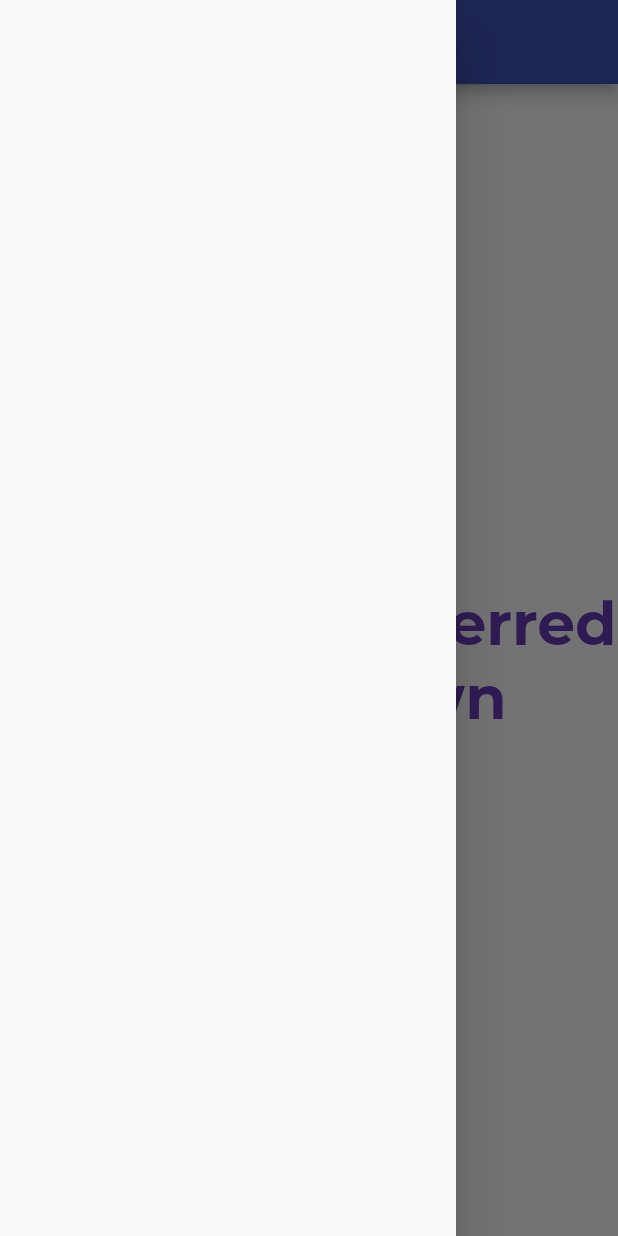
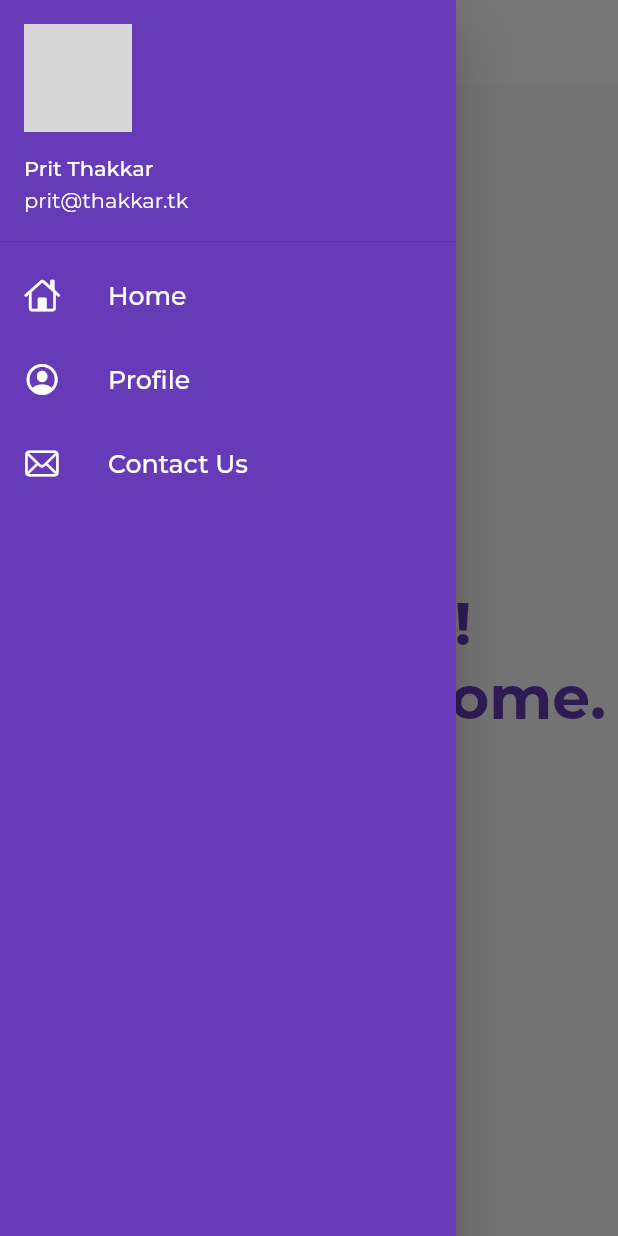
Before and after one commit to itspritthakkar/FlutterCatalogue, a Flutter app: the Home screen opened directly, with the side drawer open, on a phone screen of 412 x 824 dp. Run offline on Flutter 3.47's test engine with Material 2 defaults, Android fonts, the phone set to English and light mode, and no system bars; our stand-ins replace google_fonts; network calls fail; grey boxes are pictures that could not be loaded.

Commit message:
Day8 Commit

```diff
--- a/lib/main.dart
+++ b/lib/main.dart
@@ -15,9 +15,10 @@ class MyApp extends StatelessWidget {
   @override
   Widget build(BuildContext context) {
     return MaterialApp(
+      debugShowCheckedModeBanner: false,
       themeMode: ThemeMode.light,
       theme: ThemeData(
-          primarySwatch: Colors.indigo,
+          primarySwatch: Colors.deepPurple,
           fontFamily: GoogleFonts.montserrat().fontFamily,
       ),
       darkTheme: ThemeData(
--- a/lib/screens/home.dart
+++ b/lib/screens/home.dart
@@ -1,4 +1,5 @@
 import 'package:flutter/material.dart';
+import 'package:myapp/widgets/drawer.dart';
 
 // ignore: camel_case_types
 class Home extends StatelessWidget {
@@ -6,25 +7,28 @@ class Home extends StatelessWidget {
 
   @override
   Widget build(BuildContext context) {
-    int days = 69;
-    String position = "upndown";
-
     return Scaffold(
       appBar: AppBar(
-        title: const Text("Catalog App")
+        backgroundColor: Colors.white,
+        elevation: 0.0,
+        iconTheme: IconThemeData(color: Colors.black),
+        title: const Text(
+            "Catalog App",
+          style: TextStyle(color: Colors.black),
+        )
       ),
-      body: Center(
+      body: const Center(
         child: Text(
-          "We love $days referred by $position",
+          "Hey there! Welcome to home.",
           textAlign: TextAlign.center,
-          style: const TextStyle(
+          style: TextStyle(
             fontWeight: FontWeight.bold,
             fontSize: 40,
             color: Colors.deepPurple
           ),
         ),
       ),
-      drawer: const Drawer(),
+      drawer: const AppDrawer(),
     );
   }
 }
--- /dev/null
+++ b/lib/widgets/drawer.dart
@@ -0,0 +1,67 @@
+
+import 'package:flutter/cupertino.dart';
+import 'package:flutter/material.dart';
+
+class AppDrawer extends StatelessWidget {
+  const AppDrawer({Key? key}) : super(key: key);
+
+  @override
+  Widget build(BuildContext context) {
+    return Drawer(
+      child: Container(
+        color: Colors.deepPurple,
+        child: ListView(
+          children: const [
+            DrawerHeader(
+              padding: EdgeInsets.zero,
+                child: UserAccountsDrawerHeader(
+                  margin: EdgeInsets.zero,
+                  accountEmail: Text("prit@thakkar.tk"),
+                  accountName: Text("Prit Thakkar"),
+                  currentAccountPicture: CircleAvatar(
+                    backgroundImage: NetworkImage("https://www.pngall.com/wp-content/uploads/5/User-Profile-PNG-Picture.png"),
+                  ),
+                )
+            ),
+            ListTile(
+              leading: Icon(
+                CupertinoIcons.home, color: Colors.white
+              ),
+                title: Text(
+                  "Home",
+                  textScaleFactor: 1.2,
+                  style: TextStyle(
+                    color: Colors.white
+                  )
+                )
+            ),
+            ListTile(
+                leading: Icon(
+                    CupertinoIcons.profile_circled, color: Colors.white
+                ),
+                title: Text(
+                    "Profile",
+                    textScaleFactor: 1.2,
+                    style: TextStyle(
+                        color: Colors.white
+                    )
+                )
+            ),
+            ListTile(
+                leading: Icon(
+                    CupertinoIcons.mail, color: Colors.white
+                ),
+                title: Text(
+                    "Contact Us",
+                    textScaleFactor: 1.2,
+                    style: TextStyle(
+                        color: Colors.white
+                    )
+                )
+            )
+          ],
+        ),
+      ),
+    );
+  }
+}
```
Also changed, not shown: pubspec.lock, 3 other files.
